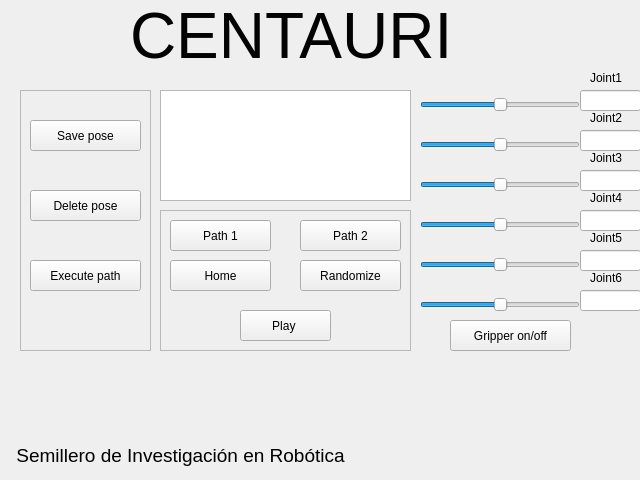
First picture: the form in rqt_mypkg/resource/MyPlugin.ui, repository andresaraque/centauri6dof, before the edit.
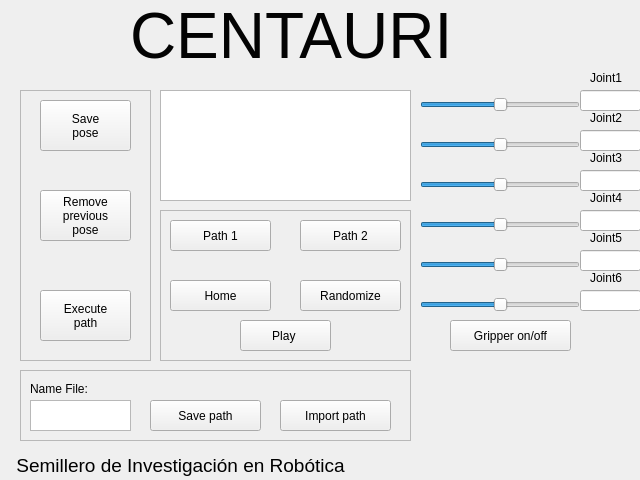
Second picture: the form after the edit. Icons and pictures are not drawn.

Commit message: new Interface and add rosserial

Diff of the .ui file:
```diff
--- a/rqt_mypkg/resource/MyPlugin.ui
+++ b/rqt_mypkg/resource/MyPlugin.ui
@@ -225,7 +225,7 @@
    <property name="geometry">
     <rect>
      <x>10</x>
-     <y>440</y>
+     <y>450</y>
      <width>341</width>
      <height>31</height>
     </rect>
@@ -369,7 +369,7 @@
      <x>20</x>
      <y>90</y>
      <width>131</width>
-     <height>261</height>
+     <height>271</height>
     </rect>
    </property>
    <property name="frameShape">
@@ -381,14 +381,15 @@
    <widget class="QPushButton" name="ExecutePathButton">
     <property name="geometry">
      <rect>
-      <x>10</x>
-      <y>170</y>
-      <width>111</width>
-      <height>31</height>
+      <x>20</x>
+      <y>200</y>
+      <width>91</width>
+      <height>51</height>
      </rect>
     </property>
     <property name="text">
-     <string>Execute path</string>
+     <string>Execute
+path</string>
     </property>
    <property name="iconSize">
     <size>
@@ -400,14 +401,16 @@
    <widget class="QPushButton" name="DeletePoseButton">
     <property name="geometry">
      <rect>
-      <x>10</x>
+      <x>20</x>
       <y>100</y>
-      <width>111</width>
-      <height>31</height>
+      <width>91</width>
+      <height>51</height>
      </rect>
     </property>
     <property name="text">
-     <string>Delete pose</string>
+     <string>Remove
+previous
+pose</string>
     </property>
    <property name="iconSize">
     <size>
@@ -419,14 +422,15 @@
    <widget class="QPushButton" name="SavePoseButton">
     <property name="geometry">
      <rect>
-      <x>10</x>
-      <y>30</y>
-      <width>111</width>
-      <height>31</height>
+      <x>20</x>
+      <y>10</y>
+      <width>91</width>
+      <height>51</height>
      </rect>
     </property>
     <property name="text">
-     <string>Save pose</string>
+     <string>Save
+pose</string>
     </property>
    <property name="iconSize">
     <size>
@@ -442,7 +446,7 @@
      <x>160</x>
      <y>210</y>
      <width>251</width>
-     <height>141</height>
+     <height>151</height>
     </rect>
    </property>
    <property name="frameShape">
@@ -455,7 +459,7 @@
     <property name="geometry">
      <rect>
       <x>80</x>
-      <y>100</y>
+      <y>110</y>
       <width>91</width>
       <height>31</height>
      </rect>
@@ -493,7 +497,7 @@
     <property name="geometry">
      <rect>
       <x>10</x>
-      <y>50</y>
+      <y>70</y>
       <width>101</width>
       <height>31</height>
      </rect>
@@ -512,7 +516,7 @@
     <property name="geometry">
      <rect>
       <x>140</x>
-      <y>50</y>
+      <y>70</y>
       <width>101</width>
       <height>31</height>
      </rect>
@@ -545,6 +549,83 @@
      <height>16</height>
     </size>
    </property>
+   </widget>
+  </widget>
+  <widget class="QFrame" name="frame_3">
+   <property name="geometry">
+    <rect>
+     <x>20</x>
+     <y>370</y>
+     <width>391</width>
+     <height>71</height>
+    </rect>
+   </property>
+   <property name="frameShape">
+    <enum>QFrame::StyledPanel</enum>
+   </property>
+   <property name="frameShadow">
+    <enum>QFrame::Raised</enum>
+   </property>
+   <widget class="QPushButton" name="SaveTrajectoryButton">
+    <property name="geometry">
+     <rect>
+      <x>130</x>
+      <y>30</y>
+      <width>111</width>
+      <height>31</height>
+     </rect>
+    </property>
+    <property name="text">
+     <string>Save path</string>
+    </property>
+   <property name="iconSize">
+    <size>
+     <width>16</width>
+     <height>16</height>
+    </size>
+   </property>
+   </widget>
+   <widget class="QTextEdit" name="NameFileTextEdit">
+    <property name="geometry">
+     <rect>
+      <x>10</x>
+      <y>30</y>
+      <width>101</width>
+      <height>31</height>
+     </rect>
+    </property>
+   </widget>
+   <widget class="QPushButton" name="ImportTrajectoryButton">
+    <property name="geometry">
+     <rect>
+      <x>260</x>
+      <y>30</y>
+      <width>111</width>
+      <height>31</height>
+     </rect>
+    </property>
+    <property name="text">
+     <string>Import path</string>
+    </property>
+   <property name="iconSize">
+    <size>
+     <width>16</width>
+     <height>16</height>
+    </size>
+   </property>
+   </widget>
+   <widget class="QLabel" name="labelNameFile">
+    <property name="geometry">
+     <rect>
+      <x>10</x>
+      <y>10</y>
+      <width>81</width>
+      <height>17</height>
+     </rect>
+    </property>
+    <property name="text">
+     <string>Name File:</string>
+    </property>
    </widget>
  <!--
  <widget class="QWidget" name="MainWindow">
```
The commit also changes 2 other files.
